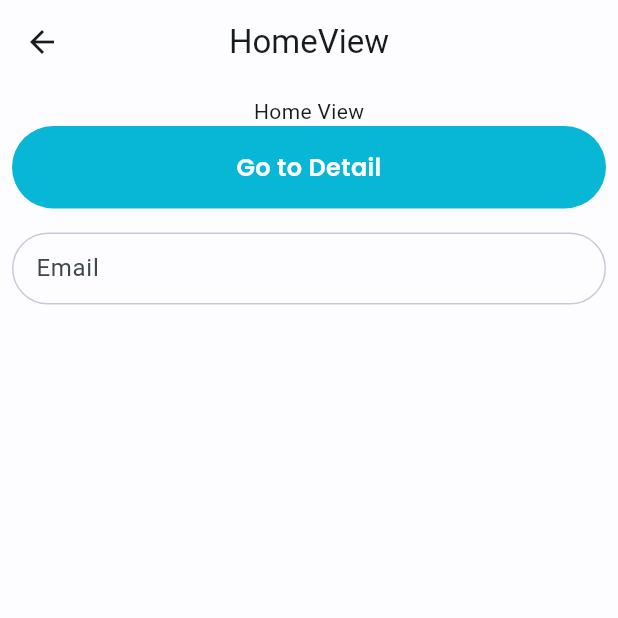
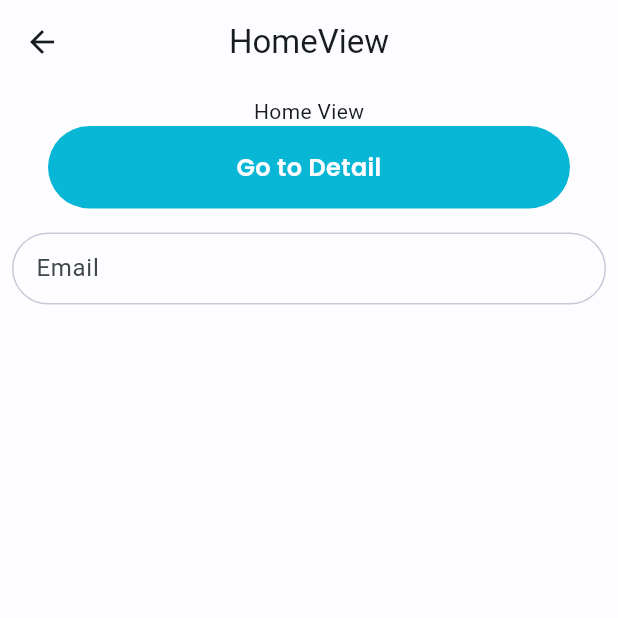
Before and after one commit to Kelompok-6-Capstone-Alterra-2024/mental-health-care-mobile, a Flutter app: the HomeView screen opened by its route, on a phone screen of 412 x 824 dp, the top half of it. Run offline on Flutter 3.47's test engine with Material 3 defaults, Android fonts, the phone set to English and light mode, and no system bars; our stand-ins replace flutter_svg, gap, get, get_storage; accounts and stored records are empty.

Commit message:
refactor: Add margin to MainButton for consistent spacing

```diff
--- a/lib/utils/global_components/main_button.dart
+++ b/lib/utils/global_components/main_button.dart
@@ -16,6 +16,7 @@ class MainButton extends StatelessWidget {
     return GestureDetector(
       onTap: onTap,
       child: Container(
+        margin: const EdgeInsets.symmetric(horizontal: 24),
         padding: EdgeInsets.symmetric(vertical: 16),
         width: double.infinity,
         decoration: BoxDecoration(
```
